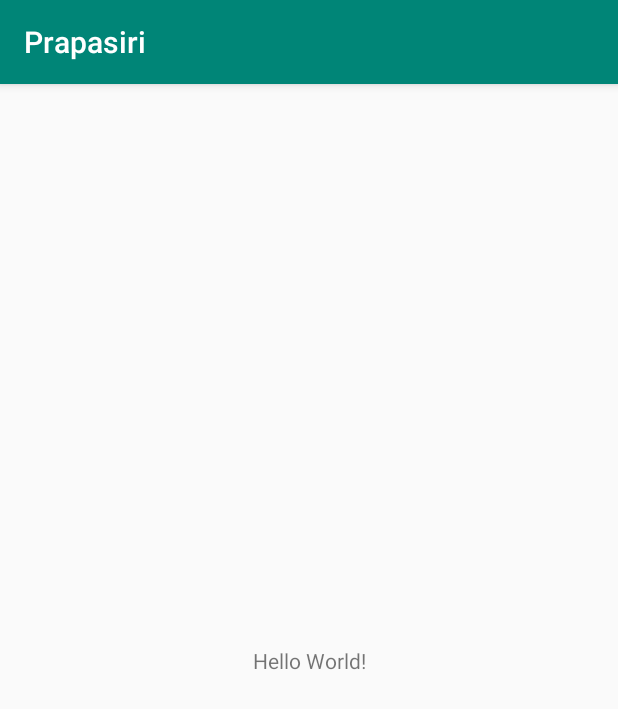
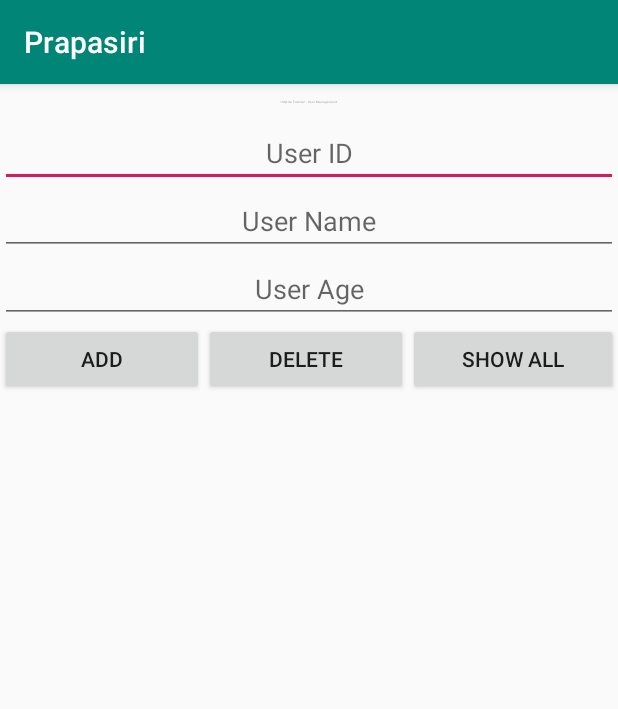
Before and after one commit to skadmsfl/Prapasiri, an Android app: the screen it shows after launch (MainActivity), on a phone screen of 412 x 824 dp. Shown: the top 709 px of the screen. Run offline under Robolectric (Android 15) with nearby library versions, the phone set to English and light mode, and no system bars.

Commit message:
activity_main

```diff
--- a/app/src/main/res/layout/activity_main.xml
+++ b/app/src/main/res/layout/activity_main.xml
@@ -1,18 +1,83 @@
 <?xml version="1.0" encoding="utf-8"?>
-<androidx.constraintlayout.widget.ConstraintLayout xmlns:android="http://schemas.android.com/apk/res/android"
+<LinearLayout xmlns:android="http://schemas.android.com/apk/res/android"
     xmlns:app="http://schemas.android.com/apk/res-auto"
     xmlns:tools="http://schemas.android.com/tools"
     android:layout_width="match_parent"
-    android:layout_height="match_parent"
+    android:layout_height="wrap_content"
+    android:orientation="vertical"
+    android:gravity="center"
     tools:context=".MainActivity">
 
     <TextView
         android:layout_width="wrap_content"
         android:layout_height="wrap_content"
-        android:text="Hello World!"
-        app:layout_constraintBottom_toBottomOf="parent"
-        app:layout_constraintLeft_toLeftOf="parent"
-        app:layout_constraintRight_toRightOf="parent"
-        app:layout_constraintTop_toTopOf="parent" />
+        android:text="=SQLite Tutorial - User Management"
+        android:textSize="2dp"
+        android:padding="10dp"/>
 
-</androidx.constraintlayout.widget.ConstraintLayout>
+    <LinearLayout
+        android:layout_width="match_parent"
+        android:layout_height="wrap_content"
+        android:orientation="vertical">
+        <EditText
+            android:id="@+id/edittext_userid"
+            android:hint="User ID"
+            android:gravity="center"
+            android:layout_width="match_parent"
+            android:layout_height="wrap_content"/>
+        <EditText
+            android:id="@+id/edittext_name"
+            android:hint="User Name"
+            android:gravity="center"
+            android:layout_width="match_parent"
+            android:layout_height="wrap_content"/>
+        <EditText
+            android:id="@+id/edittext_age"
+            android:hint="User Age"
+            android:gravity="center"
+            android:layout_width="match_parent"
+            android:layout_height="wrap_content"/>
+    </LinearLayout>
+
+    <LinearLayout
+        android:layout_width="match_parent"
+        android:layout_height="wrap_content"
+        android:orientation="horizontal">
+        <Button
+            android:id="@+id/button_add_user"
+            android:layout_width="wrap_content"
+            android:layout_height="wrap_content"
+            android:layout_weight="1"
+            android:onClick="addUser"
+            android:text="Add" />
+
+        <Button
+            android:id="@+id/button_delete_user"
+            android:layout_width="wrap_content"
+            android:layout_height="wrap_content"
+            android:layout_weight="1"
+            android:onClick="deleteUser"
+            android:text="Delete" />
+
+        <Button
+            android:id="@+id/button_show_all"
+            android:layout_width="wrap_content"
+            android:layout_height="wrap_content"
+            android:layout_weight="1"
+            android:onClick="showAllUsers"
+            android:text="Show All" />
+    </LinearLayout>
+    <TextView
+        android:id="@+id/textview_reslt"
+        android:layout_width="match_parent"
+        android:layout_height="wrap_content"/>
+    <LinearLayout
+        android:id="@+id/ll_entries"
+        android:padding="15dp"
+        android:orientation="vertical"
+        android:layout_width="match_parent"
+        android:layout_height="wrap_content">
+
+    </LinearLayout>
+
+</LinearLayout>
```
